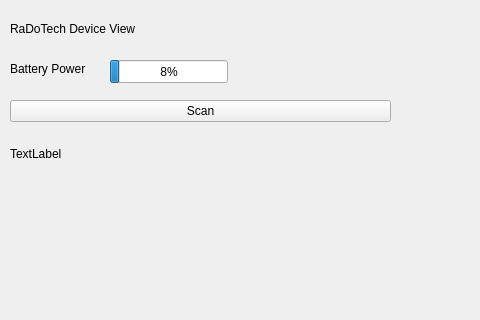
Old version of the form RaDoTechSimulation/RaDoTechSimulation/mainwindow.ui in the repository ParamDesai111/3004-Final-Project; both pictures show x 0 to 480 and y 0 to 320 of the 820 by 602 pixel window.
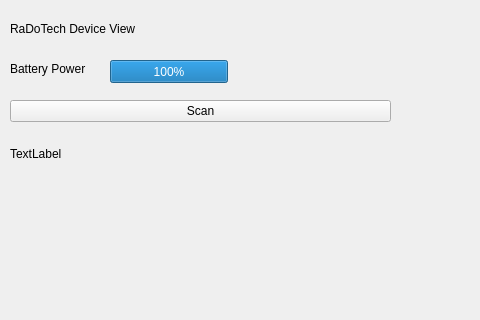
New version of the form.

The edit to the form file:
```diff
--- a/RaDoTechSimulation/RaDoTechSimulation/mainwindow.ui
+++ b/RaDoTechSimulation/RaDoTechSimulation/mainwindow.ui
@@ -73,7 +73,7 @@
        </rect>
       </property>
       <property name="value">
-       <number>8</number>
+       <number>100</number>
       </property>
      </widget>
      <widget class="QWidget" name="verticalLayoutWidget_2">
```
Left out of the diff: 2 changed lines with no effect on the pictures.
